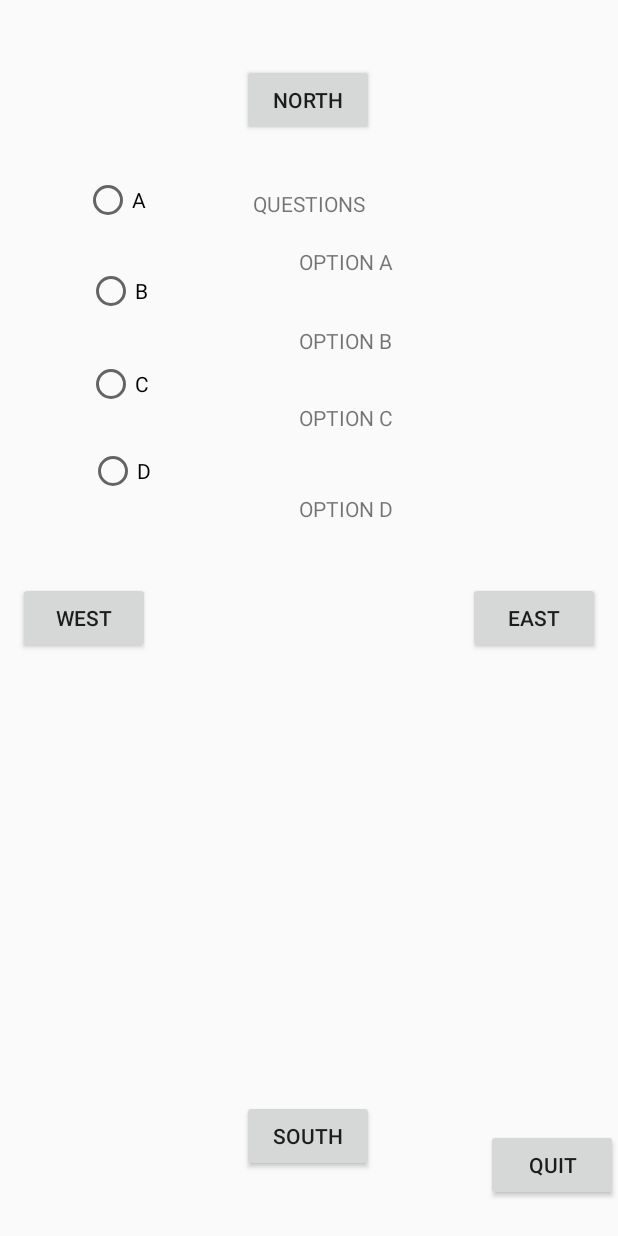
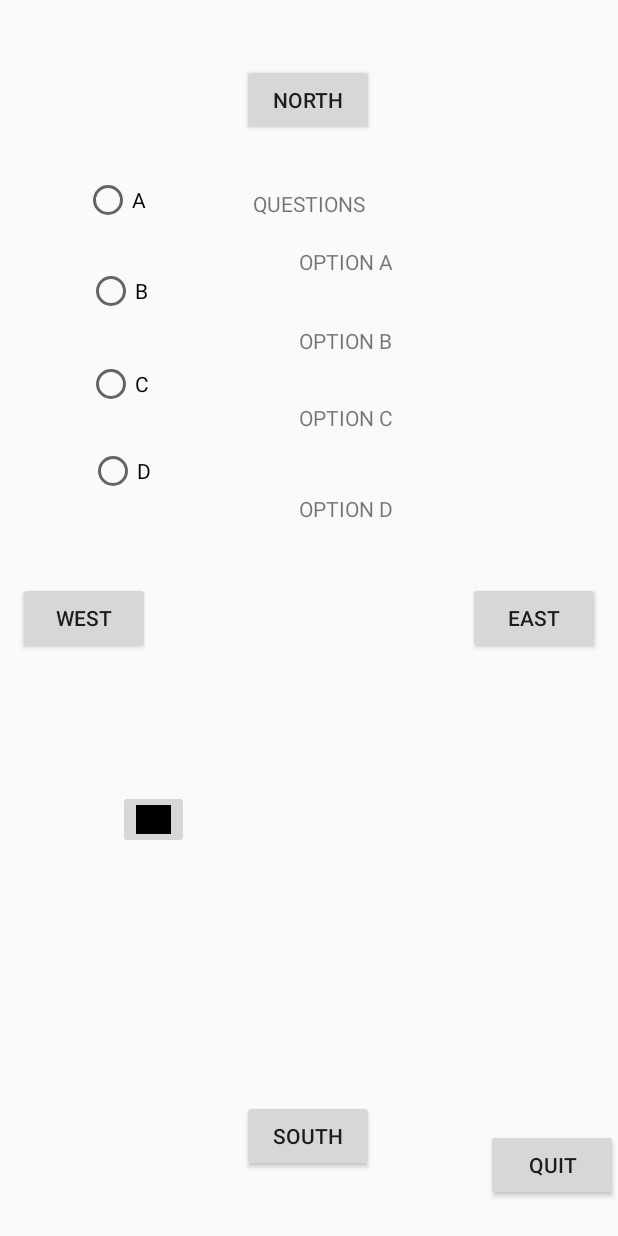
Before and after one commit to aassik-pazhani/android-app-brfr, an Android app: the layout room.xml on its own in the app's theme, with its tools: preview values and no code run, on a phone screen of 412 x 824 dp. Run offline under Robolectric (Android 15) with nearby library versions, the phone set to English and light mode, and no system bars; Roboto replaces fonts that are not available here.

Commit message:
AddedPrimaryLayouts

```diff
--- a/app/src/main/res/layout/room.xml
+++ b/app/src/main/res/layout/room.xml
@@ -199,4 +199,18 @@
         app:layout_constraintStart_toEndOf="@+id/optionD"
         app:layout_constraintTop_toBottomOf="@+id/answerC"
         app:layout_constraintVertical_bias="0.822" />
+
+    <ImageButton
+        android:id="@+id/item"
+        android:layout_width="47dp"
+        android:layout_height="39dp"
+        android:layout_marginStart="90dp"
+        android:layout_marginTop="77dp"
+        android:layout_marginEnd="297dp"
+        android:layout_marginBottom="245dp"
+        app:layout_constraintBottom_toBottomOf="parent"
+        app:layout_constraintEnd_toEndOf="parent"
+        app:layout_constraintStart_toStartOf="parent"
+        app:layout_constraintTop_toBottomOf="@+id/west"
+        app:srcCompat="@android:color/background_dark" />
 </androidx.constraintlayout.widget.ConstraintLayout>
```
